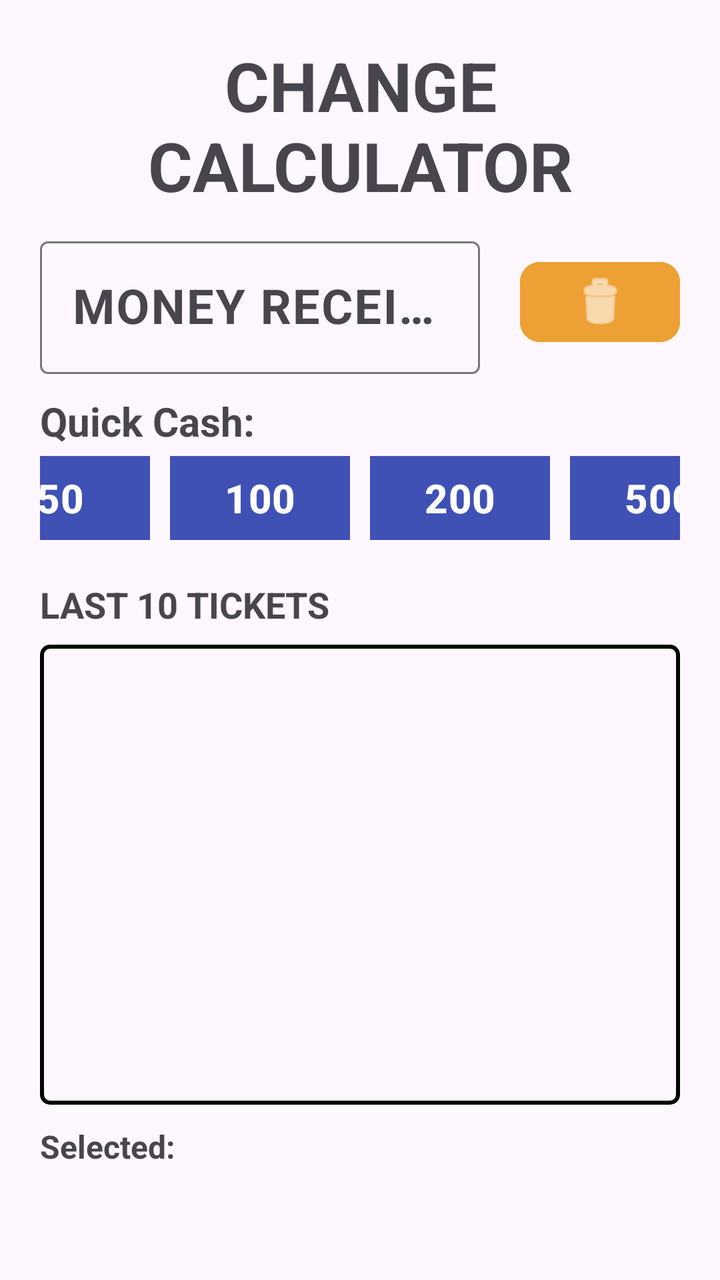
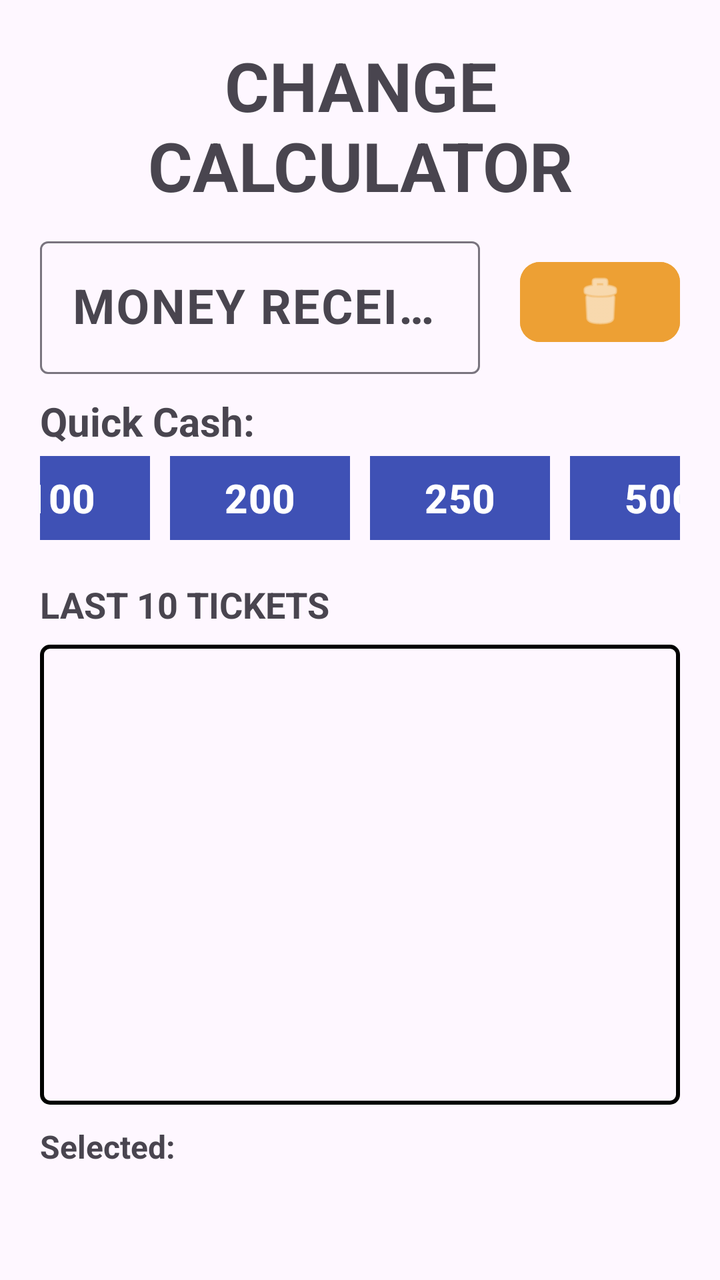

Compare the two renders of this Android layout. The source of the first and the diff that turns it into the second are given below.
<!-- AndroidManifest.xml: application theme Theme.BusTicketPOS -->
<!-- res/layout/activity_calculator.xml -->
<?xml version="1.0" encoding="utf-8"?>
<LinearLayout xmlns:android="http://schemas.android.com/apk/res/android"
    xmlns:app="http://schemas.android.com/apk/res-auto"
    xmlns:tools="http://schemas.android.com/tools"
    android:id="@+id/main"
    android:layout_width="match_parent"
    android:layout_height="match_parent"
    android:orientation="vertical"
    tools:context=".Calculator">

    <LinearLayout
        android:layout_width="match_parent"
        android:layout_height="wrap_content"
        android:orientation="vertical"
        android:paddingLeft="20dp"
        android:paddingTop="20dp"
        android:paddingRight="20dp"
        android:paddingBottom="20dp">

        <TextView
            android:id="@+id/textView2"
            android:layout_width="match_parent"
            android:layout_height="wrap_content"
            android:text="CHANGE CALCULATOR"
            android:textAlignment="center"
            android:textSize="34sp"
            android:textStyle="bold" />

        <LinearLayout
            android:layout_width="match_parent"
            android:layout_height="wrap_content"
            android:layout_marginTop="10dp"
            android:gravity="clip_horizontal|center_vertical"
            android:orientation="horizontal">

            <com.google.android.material.textfield.TextInputLayout
                android:layout_width="0dp"
                android:layout_height="wrap_content"
                android:layout_gravity="center_vertical"
                android:layout_marginRight="10dp"
                android:layout_weight="1"
                android:gravity="center_vertical">

                <EditText
                    android:id="@+id/money_received"
                    android:layout_width="match_parent"
                    android:layout_height="wrap_content"
                    android:layout_gravity="center_vertical"
                    android:hint="MONEY RECEIVED"
                    android:imeOptions="actionDone"
                    android:importantForAutofill="no"
                    android:inputType="number"
                    android:singleLine="true"
                    android:textAlignment="center"
                    android:textColorHint="#A1887F"
                    android:textSize="24sp"
                    android:textStyle="bold" />

            </com.google.android.material.textfield.TextInputLayout>

            <Button
                android:id="@+id/btn_clear"
                android:layout_width="80dp"
                android:layout_height="wrap_content"
                android:layout_gravity="center_vertical"
                android:layout_marginLeft="10dp"
                android:backgroundTint="#EDA034"
                android:contentDescription="Clear Button"
                android:gravity="center_horizontal|center_vertical"
                android:paddingLeft="0dp"
                android:paddingTop="0dp"
                android:paddingRight="0dp"
                android:paddingBottom="0dp"
                android:textColor="#000000"
                android:textSize="14sp"
                app:cornerRadius="10dp"
                app:icon="@android:drawable/ic_menu_delete"
                app:iconGravity="textStart"
                app:iconPadding="0dp"
                app:iconSize="30sp" />

        </LinearLayout>

        <TextView
            android:id="@+id/textView"
            android:layout_width="wrap_content"
            android:layout_height="wrap_content"
            android:layout_marginTop="10dp"
            android:text="Quick Cash:"
            android:textSize="20sp"
            android:textStyle="bold" />

        <LinearLayout
            android:layout_width="match_parent"
            android:layout_height="wrap_content"
            android:gravity="center_horizontal"
            android:orientation="horizontal">

            <Button
                android:id="@+id/quick_50"
                android:layout_width="90dp"
                android:layout_height="50dp"
                android:backgroundTint="#3F51B5"
                android:text="50"
                android:textSize="20sp"
                android:textStyle="bold"
                app:cornerRadius="0dp" />

            <Button
                android:id="@+id/quick_100"
                android:layout_width="90dp"
                android:layout_height="50dp"
                android:layout_marginLeft="10dp"
                android:backgroundTint="#3F51B5"
                android:text="100"
                android:textSize="20sp"
                android:textStyle="bold"
                app:cornerRadius="0dp" />

            <Button
                android:id="@+id/quick_200"
                android:layout_width="90dp"
                android:layout_height="50dp"
                android:layout_marginLeft="10dp"
                android:backgroundTint="#3F51B5"
                android:text="200"
                android:textSize="20sp"
                android:textStyle="bold"
                app:cornerRadius="0dp" />

            <Button
                android:id="@+id/quick_500"
                android:layout_width="90dp"
                android:layout_height="50dp"
                android:layout_marginLeft="10dp"
                android:backgroundTint="#3F51B5"
                android:text="500"
                android:textSize="20sp"
                android:textStyle="bold"
                app:cornerRadius="0dp" />
        </LinearLayout>

        
        
        

        <LinearLayout
            android:layout_width="match_parent"
            android:layout_height="wrap_content"
            android:layout_marginTop="16dp"
            android:gravity="center_vertical"
            android:orientation="horizontal">

            <TextView
                android:id="@+id/last_tickets_label"
                android:layout_width="0dp"
                android:layout_height="wrap_content"
                android:layout_weight="1"
                android:text="LAST 10 TICKETS"
                android:textSize="18sp"
                android:textStyle="bold" />

        </LinearLayout>

        <androidx.recyclerview.widget.RecyclerView
            android:id="@+id/rv_last_tickets"
            android:layout_width="match_parent"
            android:layout_height="230dp"
            android:layout_marginTop="8dp"
            android:background="@drawable/bg_recycler_border"
            android:paddingLeft="5dp"
            android:paddingTop="5dp"
            android:paddingRight="5dp"
            android:paddingBottom="5dp"
            tools:listitem="@layout/item_last_ticket" />

        
        <TextView
            android:layout_width="wrap_content"
            android:layout_height="wrap_content"
            android:layout_marginTop="10dp"
            android:text="Selected:"
            android:textSize="16sp"
            android:textStyle="bold" />

        <HorizontalScrollView
            android:layout_width="match_parent"
            android:layout_height="wrap_content"
            android:minHeight="50dp"
            android:scrollbars="none">

            <com.google.android.material.chip.ChipGroup
                android:id="@+id/chips_selected"
                android:layout_width="wrap_content"
                android:layout_height="wrap_content"
                app:chipSpacingHorizontal="6dp"
                app:singleLine="true" />

        </HorizontalScrollView>

        
        <TextView
            android:id="@+id/tv_total"
            android:layout_width="match_parent"
            android:layout_height="wrap_content"
            android:layout_marginTop="10dp"
            android:text="TOTAL: Rs 0"
            android:textAlignment="center"
            android:textSize="26sp"
            android:textStyle="bold" />

        
        <TextView
            android:id="@+id/tv_change"
            android:layout_width="350dp"
            android:layout_height="60dp"
            android:layout_gravity="center_horizontal"
            android:layout_marginTop="6dp"
            android:background="#00BCD4"
            android:gravity="center_vertical"
            android:text="CHANGE: Rs 0"
            android:textAlignment="center"
            android:textColor="#FFFFFF"
            android:textSize="26sp"
            android:textStyle="bold"
            tools:ignore="TextContrastCheck" />

    </LinearLayout>

    <LinearLayout
        android:layout_width="match_parent"
        android:layout_height="wrap_content"
        android:gravity="center_horizontal"
        android:orientation="vertical"
        android:paddingLeft="20dp"
        android:paddingRight="20dp">

        <Button
            android:id="@+id/btn_back"
            android:layout_width="350dp"
            android:layout_height="wrap_content"
            android:backgroundTint="#FF0000"
            android:text="Back"
            android:textSize="34sp"
            app:cornerRadius="0dp" />
    </LinearLayout>

</LinearLayout>
<!-- res/layout/item_last_ticket.xml (included above) -->
<?xml version="1.0" encoding="utf-8"?>
<LinearLayout xmlns:android="http://schemas.android.com/apk/res/android"
    android:layout_width="match_parent"
    android:layout_height="wrap_content"
    android:layout_marginBottom="8dp"
    android:orientation="horizontal"
    android:padding="12dp"
    android:background="#FFFFFF"
    android:elevation="2dp">

    <LinearLayout
        android:layout_width="0dp"
        android:layout_height="wrap_content"
        android:layout_weight="1"
        android:orientation="vertical">

        <TextView
            android:id="@+id/tv_faretype"
            android:layout_width="wrap_content"
            android:layout_height="wrap_content"
            android:text="FARETYPE"
            android:textSize="16sp"
            android:textStyle="bold" />

        <TextView
            android:id="@+id/tv_meta"
            android:layout_width="match_parent"
            android:layout_height="wrap_content"
            android:gravity="center_vertical"
            android:text="TIME • TRIP"
            android:textSize="13sp" />
    </LinearLayout>

    <TextView
        android:id="@+id/tv_amount"
        android:layout_width="wrap_content"
        android:layout_height="wrap_content"
        android:text="Rs X"
        android:textSize="20sp"
        android:textStyle="bold" />
</LinearLayout>
<!-- resources referenced by this layout -->
<resources>
  <!-- drawable bg_recycler_border (drawable) -->
  <shape xmlns:android="http://schemas.android.com/apk/res/android">
      <solid android:color="@android:color/transparent"/>
      <stroke
          android:width="2dp"
          android:color="@android:color/black"/>
      <corners android:radius="4dp"/>
  </shape>
  <style name="Theme.BusTicketPOS" parent="Theme.MaterialComponents.DayNight.DarkActionBar">
          
          <item name="colorPrimary">@color/purple_500</item>
          <item name="colorPrimaryVariant">@color/purple_700</item>
          <item name="colorOnPrimary">@color/white</item>
          
          <item name="colorSecondary">@color/teal_200</item>
          <item name="colorSecondaryVariant">@color/teal_700</item>
          <item name="colorOnSecondary">@color/black</item>
          
          <item name="android:statusBarColor">?attr/colorPrimaryVariant</item>
          
      </style>
  <color name="purple_500">#FF6200EE</color>
  <color name="purple_700">#FF3700B3</color>
  <color name="white">#FFFFFFFF</color>
  <color name="teal_200">#FF03DAC5</color>
  <color name="teal_700">#FF018786</color>
  <color name="black">#FF000000</color>
</resources>

<!-- the commit's change to res/layout/activity_calculator.xml (unified diff, before → after) -->
@@ -97,20 +97,9 @@
             android:orientation="horizontal">
 
             <Button
-                android:id="@+id/quick_50"
-                android:layout_width="90dp"
-                android:layout_height="50dp"
-                android:backgroundTint="#3F51B5"
-                android:text="50"
-                android:textSize="20sp"
-                android:textStyle="bold"
-                app:cornerRadius="0dp" />
-
-            <Button
                 android:id="@+id/quick_100"
                 android:layout_width="90dp"
                 android:layout_height="50dp"
-                android:layout_marginLeft="10dp"
                 android:backgroundTint="#3F51B5"
                 android:text="100"
                 android:textSize="20sp"
@@ -124,6 +113,17 @@
                 android:layout_marginLeft="10dp"
                 android:backgroundTint="#3F51B5"
                 android:text="200"
+                android:textSize="20sp"
+                android:textStyle="bold"
+                app:cornerRadius="0dp" />
+
+            <Button
+                android:id="@+id/quick_250"
+                android:layout_width="90dp"
+                android:layout_height="50dp"
+                android:layout_marginLeft="10dp"
+                android:backgroundTint="#3F51B5"
+                android:text="250"
                 android:textSize="20sp"
                 android:textStyle="bold"
                 app:cornerRadius="0dp" />
